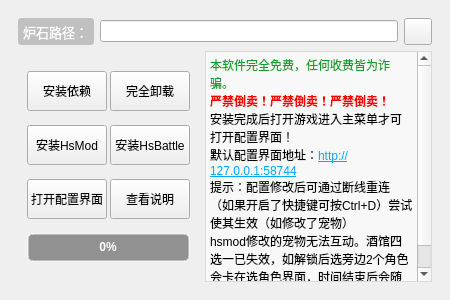
The window that hsmodinstaller.ui (Stardustll/HsModInstaller) describes before a commit, drawn with Qt 5.
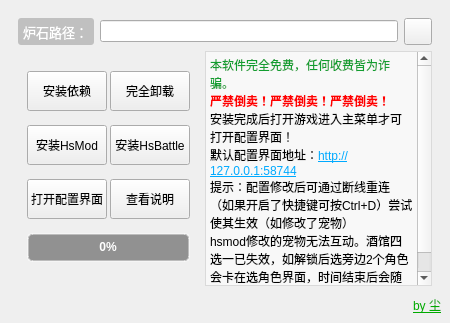
The same window after the commit. Icons and pictures are not drawn.

Commit message: 按钮功能重新实现

```diff
--- a/hsmodinstaller.ui
+++ b/hsmodinstaller.ui
@@ -7,7 +7,7 @@
     <x>0</x>
     <y>0</y>
     <width>450</width>
-    <height>300</height>
+    <height>323</height>
    </rect>
   </property>
   <property name="sizePolicy">
@@ -367,6 +367,19 @@
       </layout>
      </widget>
     </item>
+    <item>
+     <widget class="QLabel" name="label_2">
+      <property name="styleSheet">
+       <string notr="true"/>
+      </property>
+      <property name="text">
+       <string>&lt;html&gt;&lt;head/&gt;&lt;body&gt;&lt;p&gt;&lt;a href=&quot;https://github.com/Stardustll/HsModInstaller&quot;&gt;&lt;span style=&quot; text-decoration: underline; color:#00aa00;&quot;&gt;by 尘&lt;/span&gt;&lt;/a&gt;&lt;/p&gt;&lt;/body&gt;&lt;/html&gt;</string>
+      </property>
+      <property name="alignment">
+       <set>Qt::AlignmentFlag::AlignRight|Qt::AlignmentFlag::AlignTrailing|Qt::AlignmentFlag::AlignVCenter</set>
+      </property>
+     </widget>
+    </item>
    </layout>
   </widget>
  </widget>
```
Left out of the diff: 12 changed lines with no effect on the pictures. The commit also changes 3 other files.
